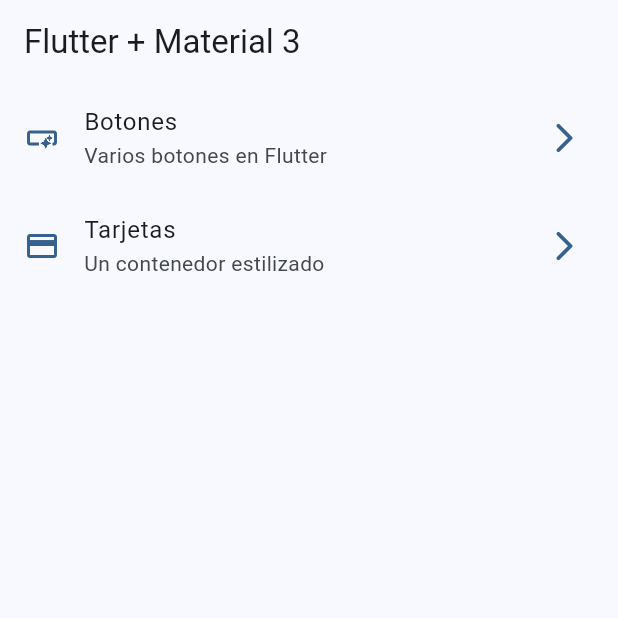
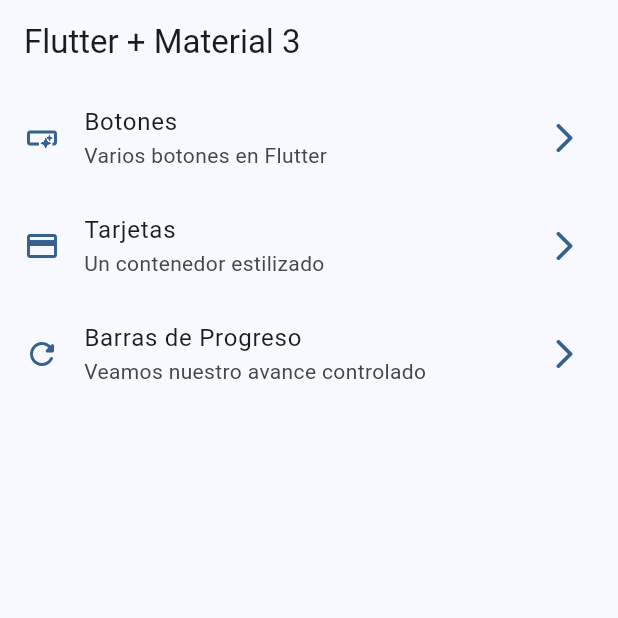
Before and after one commit to Olcortes/widgets_app, a Flutter app: the screen it shows after launch, on a phone screen of 412 x 824 dp, the top half of it. Run offline on Flutter 3.47's test engine with Material 2 defaults, Android fonts, the phone set to English and light mode, and no system bars; our stand-ins replace go_router.

Commit message:
ProgressCompleted

```diff
--- a/lib/config/menu/menu_items.dart
+++ b/lib/config/menu/menu_items.dart
@@ -31,5 +31,11 @@ const appMenuItems = <MenuItem>[
     icon: Icons.credit_card
   ),
 
+  MenuItem(
+    title: 'Barras de Progreso',
+    subTitle: 'Veamos nuestro avance controlado',
+    link: '/progress',
+    icon: Icons.refresh_rounded
+  ),
 
 ];
--- a/lib/config/router/app_router.dart
+++ b/lib/config/router/app_router.dart
@@ -23,5 +23,11 @@ final appRouter = GoRouter(
       name: CardsScreen.name,
       builder: (context, state) => const CardsScreen(),
     ),
+
+    GoRoute(
+      path: '/progress',
+      name: ProgressScreen.name,
+      builder: (context, state) => const ProgressScreen(),
+    ),
   ],
 );
```
Also changed, not shown: lib/presentation/screens/progress/progress_screen.dart (+67 -1 lines), lib/presentation/screens/screens.dart (line endings or trailing spaces).
